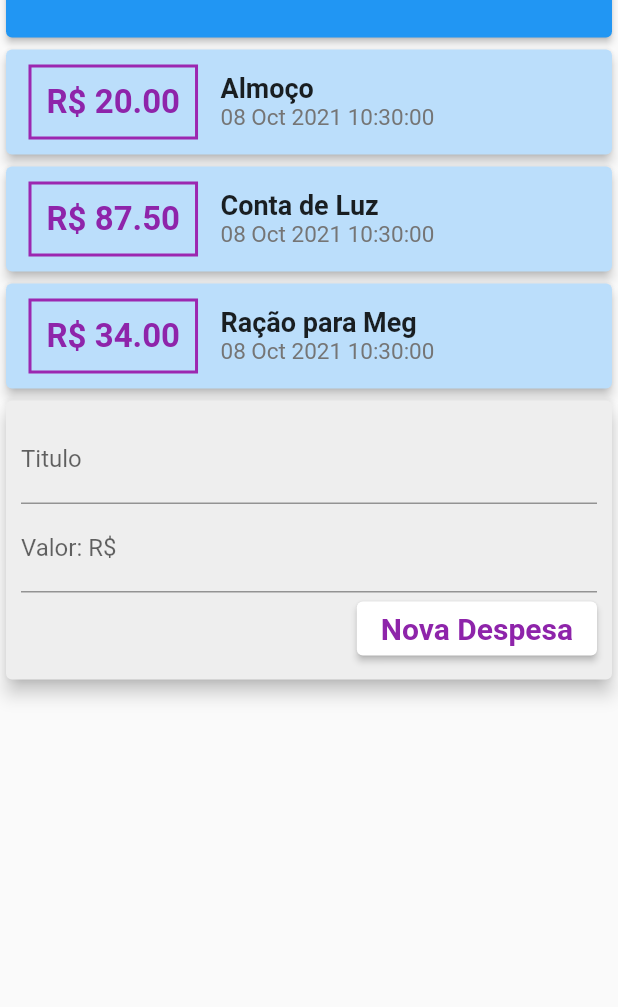
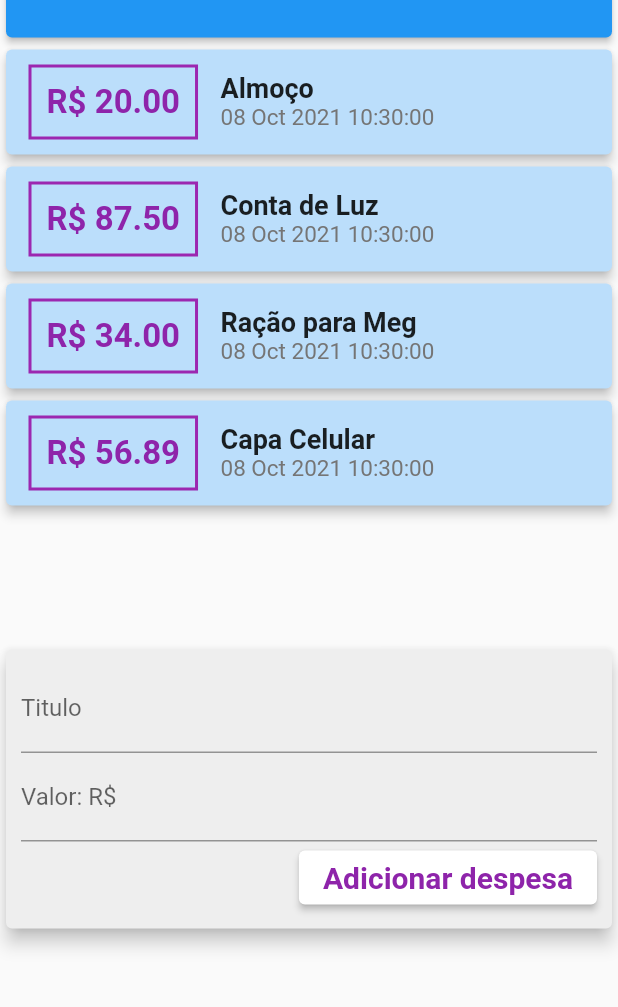
Before and after one commit to wrogerio/Flutter_Despesas_1, a Flutter app: the screen it shows after launch, on a phone screen of 412 x 824 dp, the part 189-1196 px from its top. Run offline on Flutter 3.47's test engine with Material 2 defaults, Android fonts, the phone set to English and light mode, and no system bars.

Commit message:
fim aula 112

```diff
--- a/lib/components/transaction_form.dart
+++ b/lib/components/transaction_form.dart
@@ -5,10 +5,20 @@ import 'package:flutter/material.dart';
 class TransactionForm extends StatelessWidget {
   final titleController = TextEditingController();
   final valueController = TextEditingController();
-
   final void Function(String, double) onSubmit;
 
   TransactionForm(this.onSubmit);
+
+  _submitForm() {
+    final _title = titleController.text;
+    final _value = double.tryParse(valueController.text) ?? 0.0;
+
+    if (_title.isEmpty || _value <= 0) {
+      return;
+    }
+
+    onSubmit(_title, _value);
+  }
 
   @override
   Widget build(BuildContext context) {
@@ -26,16 +36,17 @@ class TransactionForm extends StatelessWidget {
             TextField(
               controller: valueController,
               decoration: InputDecoration(labelText: "Valor: R\$"),
-              keyboardType: TextInputType.phone,
+              keyboardType: TextInputType.numberWithOptions(decimal: true),
+              onSubmitted: (v) => _submitForm(),
             ),
             Row(
               mainAxisAlignment: MainAxisAlignment.end,
               children: [
                 ElevatedButton(
-                  onPressed: () => onSubmit(titleController.text, double.tryParse(valueController.text) ?? 0.0),
+                  onPressed: () => _submitForm,
                   style: ElevatedButton.styleFrom(primary: Colors.white),
                   child: Text(
-                    'Nova Despesa',
+                    'Adicionar despesa',
                     style: TextStyle(fontSize: 20, fontWeight: FontWeight.bold, color: Colors.purple[600]),
                   ),
                 ),
--- a/lib/components/transaction_list.dart
+++ b/lib/components/transaction_list.dart
@@ -1,3 +1,5 @@
+// ignore_for_file: prefer_const_constructors, sized_box_for_whitespace
+
 import 'package:despesas_pessoais/models/transaction.dart';
 import 'package:flutter/material.dart';
 import 'package:intl/intl.dart';
@@ -9,9 +11,13 @@ class TransactionList extends StatelessWidget {
 
   @override
   Widget build(BuildContext context) {
-    return Column(
-      children: transactions
-          .map((tr) => Card(
+    return Container(
+      height: 400,
+      child: ListView.builder(
+        itemCount: transactions.length,
+        itemBuilder: (context, index) {
+          final tr = transactions[index];
+          return Card(
             color: Colors.blue[100],
             elevation: 3,
             child: Row(
@@ -40,8 +46,9 @@ class TransactionList extends StatelessWidget {
                 )
               ],
             ),
-              ))
-          .toList(),
+          );
+        },
+      ),
     );
   }
 }
--- a/lib/components/transaction_user.dart
+++ b/lib/components/transaction_user.dart
@@ -17,6 +17,7 @@ class _TransactionUserState extends State<TransactionUser> {
     Transaction(id: 't1', title: 'Almoço', value: 20, date: DateTime.now()),
     Transaction(id: 't2', title: 'Conta de Luz', value: 87.5, date: DateTime.now()),
     Transaction(id: 't3', title: 'Ração para Meg', value: 34, date: DateTime.now()),
+    Transaction(id: 't4', title: 'Capa Celular', value: 56.89, date: DateTime.now()),
   ];
 
   _addTransaction(String title, double value) {
```
Lines whose indentation alone changed are shown as unchanged.
